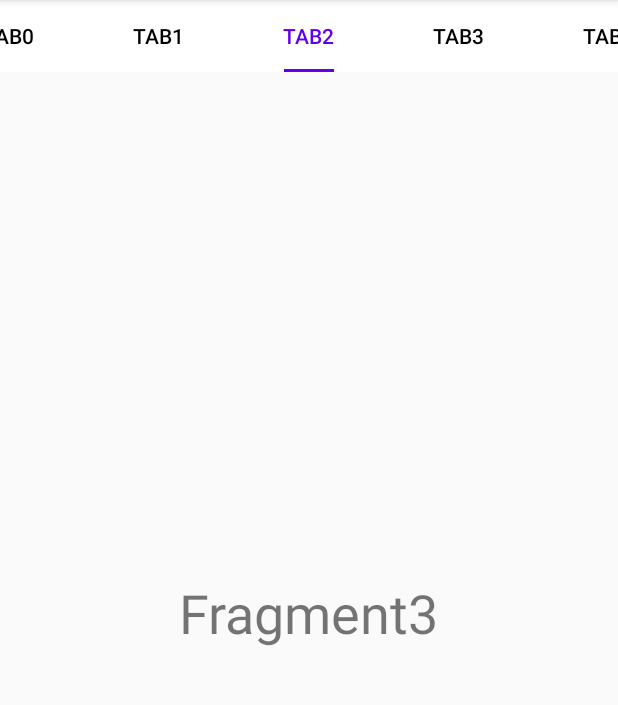
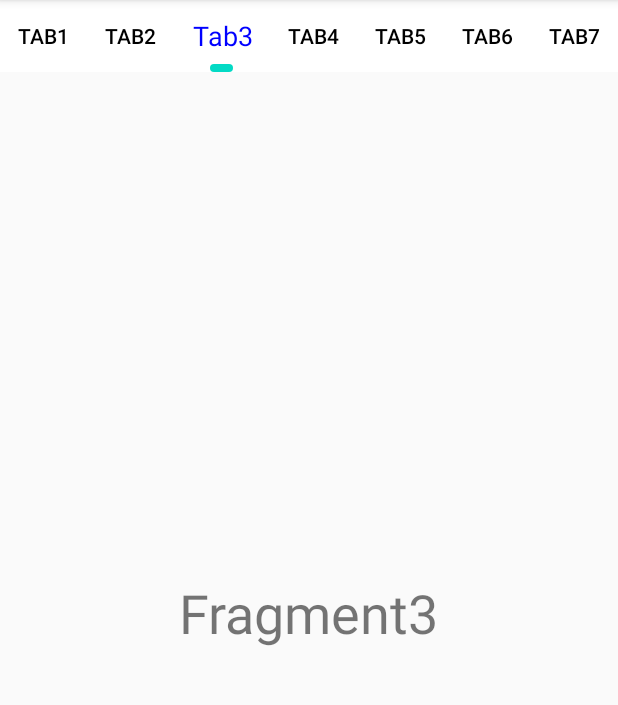
Before and after one commit to kentsung118/klab, an Android app: the TabLayoutActivity screen opened directly, with no data from a screen before it, tab 3 chosen, on a phone screen of 412 x 824 dp, the part 84-789 px from its top. Run offline under Robolectric (Android 15) with nearby library versions, the phone set to English and light mode, and no system bars.

```diff
--- a/app/src/main/java/com/kent/lab/tablayout/TabLayoutActivity.kt
+++ b/app/src/main/java/com/kent/lab/tablayout/TabLayoutActivity.kt
@@ -1,12 +1,17 @@
 package com.kent.lab.tablayout
 
+import android.graphics.Color
 import android.os.Bundle
 import android.view.LayoutInflater
+import android.widget.TextView
 import androidx.fragment.app.Fragment
 import androidx.fragment.app.FragmentActivity
 import androidx.viewpager2.adapter.FragmentStateAdapter
+import com.google.android.material.tabs.TabLayout
+import com.google.android.material.tabs.TabLayout.OnTabSelectedListener
 import com.google.android.material.tabs.TabLayoutMediator
 import com.kent.lab.BaseBindingActivity
+import com.kent.lab.R
 import com.kent.lab.databinding.ActivityTabLayoutBinding
 
 class TabLayoutActivity : BaseBindingActivity<ActivityTabLayoutBinding>() {
@@ -17,16 +22,48 @@ class TabLayoutActivity : BaseBindingActivity<ActivityTabLayoutBinding>() {
     override fun onCreate(savedInstanceState: Bundle?) {
         super.onCreate(savedInstanceState)
 
-//        for (index in 1..10) {
-////            val tab = binding.tabLayout1.newTab()
-////            tab.text = "tab$index"
-////            binding.tabLayout1.addTab(tab)
-////        }
-
         binding.pager.adapter = SimpleFragmentPagerAdapter(this)
         TabLayoutMediator(binding.tabLayout1, binding.pager) { tab, position ->
-            tab.text = "tab$position"
+            if (position == 2) {
+                val customView = LayoutInflater.from(this).inflate(R.layout.item_tab, null)
+                val tabText = customView.findViewById<TextView>(R.id.tab_title)
+                tabText.text = "Tab${position + 1}"
+                tabText.setTextColor(Color.RED)
+                tab.customView = customView
+            } else {
+                tab.text = "Tab${position + 1}"
+            }
         }.attach()
+
+        binding.tabLayout1.addOnTabSelectedListener(object:OnTabSelectedListener{
+            override fun onTabSelected(tab: TabLayout.Tab?) {
+                tab?.let {
+                    // 選中狀態：所有 Tab 統一設為藍色
+                    if (it.customView != null) {
+                        val tabText = it.customView!!.findViewById<TextView>(R.id.tab_title)
+                        tabText.setTextColor(Color.BLUE)
+                    } else {
+
+                    }
+                }
+            }
+
+            override fun onTabUnselected(tab: TabLayout.Tab?) {
+                tab?.let {
+                    // 未選中狀態：索引為 2 的 Tab 設為紅色，其他設為灰色
+                    if (it.position == 2 && it.customView != null) {
+                        val tabText = it.customView!!.findViewById<TextView>(R.id.tab_title)
+                        tabText.setTextColor(Color.RED)
+                    } else {
+//                        it.view.setTextColor(Color.GRAY)
+                    }
+                }
+            }
+
+            override fun onTabReselected(tab: TabLayout.Tab?) {
+
+            }
+        })
 
     }
 
--- /dev/null
+++ b/app/src/main/res/drawable/tab_indicator_shape.xml
@@ -0,0 +1,13 @@
+<?xml version="1.0" encoding="utf-8"?>
+<layer-list xmlns:android="http://schemas.android.com/apk/res/android">
+    <item
+        android:width="15dp"
+        android:height="5dp"
+        android:gravity="center">
+        <shape>
+            <corners android:radius="5dp" />
+            <!--color无效，源码用tabIndicatorColor-->
+            <solid android:color="@color/colorPrimary" />
+        </shape>
+    </item>
+</layer-list>
--- a/app/src/main/res/layout/activity_tab_layout.xml
+++ b/app/src/main/res/layout/activity_tab_layout.xml
@@ -10,13 +10,16 @@
         android:layout_width="match_parent"
         android:layout_height="wrap_content"
         android:background="@color/white"
-        app:tabIndicatorColor="@color/colorPrimary"
-        app:tabMaxWidth="200dp"
-        app:tabMinWidth="100dp"
+        app:tabIndicator="@drawable/tab_indicator_shape"
+        app:tabMinWidth="50dp"
         app:tabMode="scrollable"
         app:tabIndicatorFullWidth="false"
+        app:tabIndicatorHeight="5dp"
         app:tabSelectedTextColor="@color/colorPrimary"
-        app:tabTextColor="@color/black" />
+        app:tabTextColor="@color/black"
+
+        app:tabRippleColor="@null"
+        />
 
     <androidx.viewpager2.widget.ViewPager2
         android:id="@+id/pager"
--- /dev/null
+++ b/app/src/main/res/layout/item_tab.xml
@@ -0,0 +1,11 @@
+<?xml version="1.0" encoding="utf-8"?>
+<TextView xmlns:android="http://schemas.android.com/apk/res/android"
+    android:id="@+id/tab_title"
+    android:layout_width="wrap_content"
+    android:layout_height="wrap_content"
+    android:textColor="@color/black"
+    android:textSize="18sp"
+    android:layout_gravity="center"
+    android:textStyle="normal"
+    android:gravity="center"
+    android:text="Tab" />
```
